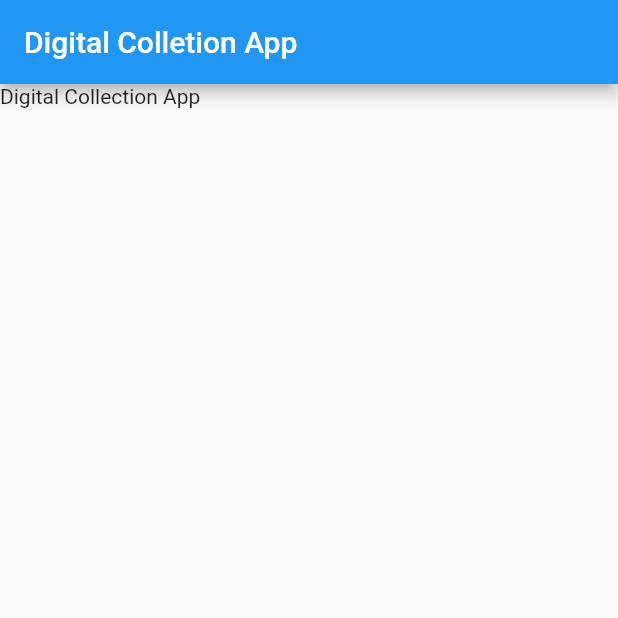
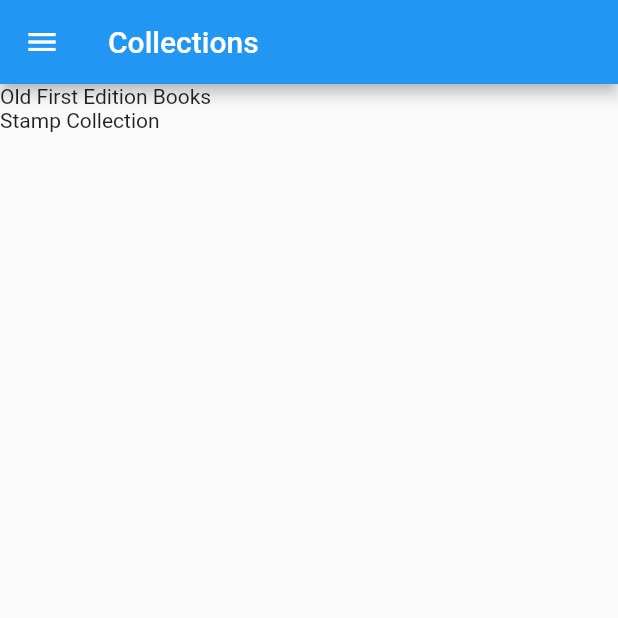
Before and after one commit to capainter8/DigitalCollectionApp, a Flutter app: the screen it shows after launch, on a phone screen of 412 x 824 dp, the top half of it. Run offline on Flutter 3.47's test engine with Material 2 defaults, Android fonts, the phone set to English and light mode, and no system bars.

Commit message:
Started implementation of the Collection Management Page

```diff
--- a/lib/main.dart
+++ b/lib/main.dart
@@ -1,4 +1,5 @@
 import 'package:flutter/material.dart';
+import 'screens/collection_management/CollectionManagementScreen.dart';
 
 void main() {
   runApp(MyApp());
@@ -13,12 +14,7 @@ class MyApp extends StatelessWidget {
         primarySwatch: Colors.blue,
         visualDensity: VisualDensity.adaptivePlatformDensity,
       ),
-      home: new Scaffold(
-        appBar: new AppBar(
-          title: Text("Digital Colletion App")
-        ),
-        body:new Text("Digital Collection App")
-      ),
+      home: CollectionManagementScreen(),
     );
   }
 }
--- /dev/null
+++ b/lib/models/Collection.dart
@@ -0,0 +1,43 @@
+/// Collection.dart
+///
+///
+
+import "CollectionItem.dart";
+
+class Collection {
+
+  String name;
+  String description;
+  DateTime creationDate;
+  List<CollectionItem> items;
+
+  Collection (
+      String name,
+      String description,
+      DateTime creationDate,
+      ) {
+    this.name = name;
+    this.description = description;
+    this.creationDate = creationDate;
+  }
+
+  String getName() {
+    return name;
+  }
+
+  String getDescription() {
+    return description;
+  }
+
+  DateTime getCreationDate() {
+    return creationDate;
+  }
+
+  int getItemCount() {
+    return items.length;
+  }
+
+  void addItem(CollectionItem item) {
+    items.add(item);
+  }
+}
--- /dev/null
+++ b/lib/models/CollectionItem.dart
@@ -0,0 +1,7 @@
+/// CollectionItem.dart
+///
+/// To be implemented.
+
+class CollectionItem {
+
+}
--- /dev/null
+++ b/lib/screens/collection_management/CollectionListView.dart
@@ -0,0 +1,37 @@
+import 'package:flutter/material.dart';
+import '../../models/Collection.dart';
+import '../../services/CollectionDatabase.dart';
+
+class CollectionListView extends StatefulWidget {
+  @override
+  State<StatefulWidget> createState() {
+    return _CollectionListView();
+  }
+}
+
+class _CollectionListView extends State<CollectionListView> {
+
+  Future<List<Text>> getCollectionWidgets() async {
+    List<Collection> collections = await CollectionDatabase.fetchCollections();
+    List<Text> widgets = collections.map((Collection collection) => Text(collection.getName())).toList();
+    return widgets;
+  }
+
+  @override
+  Widget build(BuildContext context) {
+    return FutureBuilder(
+      future: getCollectionWidgets(),
+      builder: (BuildContext context, AsyncSnapshot<List<Text>> snapshot) {
+        List<Widget> children = List<Widget>();
+        if (snapshot.hasData) {
+          children.addAll(snapshot.data);
+        } else {
+          // Wait...
+        }
+        return ListView (
+          children: children,
+        );
+      }
+    );
+  }
+}
--- /dev/null
+++ b/lib/screens/collection_management/CollectionManagementScreen.dart
@@ -0,0 +1,25 @@
+import 'package:flutter/material.dart';
+import '../../services/CollectionDatabase.dart';
+import '../../models/Collection.dart';
+import 'CollectionListView.dart';
+
+class CollectionManagementScreen extends StatefulWidget {
+  @override
+  State<StatefulWidget> createState() {
+    return _CollectionManagementScreen();
+  }
+}
+
+class _CollectionManagementScreen extends State<CollectionManagementScreen> {
+  @override
+  Widget build(BuildContext context) {
+
+    return Scaffold(
+      appBar: AppBar(
+        title: Text("Collections"),
+      ),
+      drawer: Drawer(),
+      body: CollectionListView(),
+    );
+  }
+}
--- /dev/null
+++ b/lib/services/CollectionDatabase.dart
@@ -0,0 +1,31 @@
+import '../models/Collection.dart';
+import 'dart:async';
+
+class CollectionDatabase {
+
+  static Future<List<Collection>> fetchCollections() async {
+
+    // Fetch collections from the database
+
+    // For testing - create a list of collections and return them in a future.
+    List<Collection> collections = new List<Collection>();
+
+    collections.add(
+      Collection(
+        "Old First Edition Books",
+        "Contains old first edition books, mostly american literature pre 1900's.",
+        DateTime(2019, 100)
+      )
+    );
+
+    collections.add(
+        Collection(
+            "Stamp Collection",
+            "Collection of canada post stamps.",
+            DateTime(2020, 185)
+        )
+    );
+
+    return collections;
+  }
+}
```
